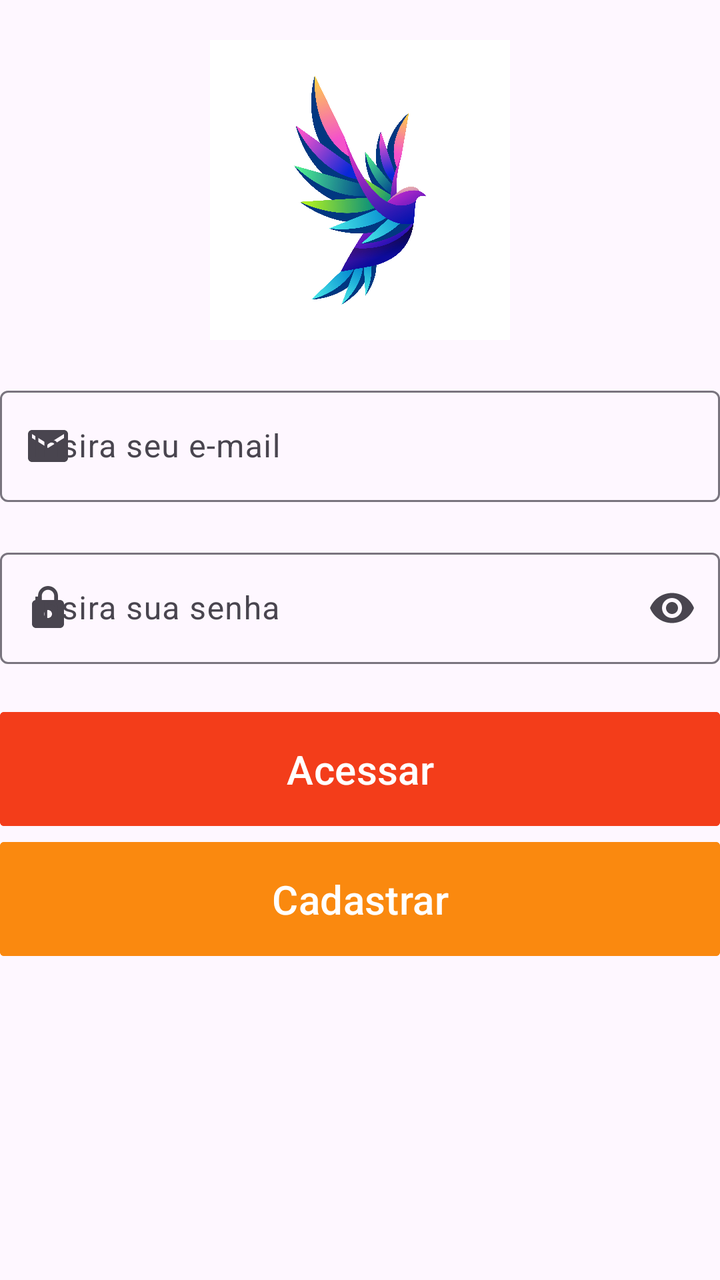
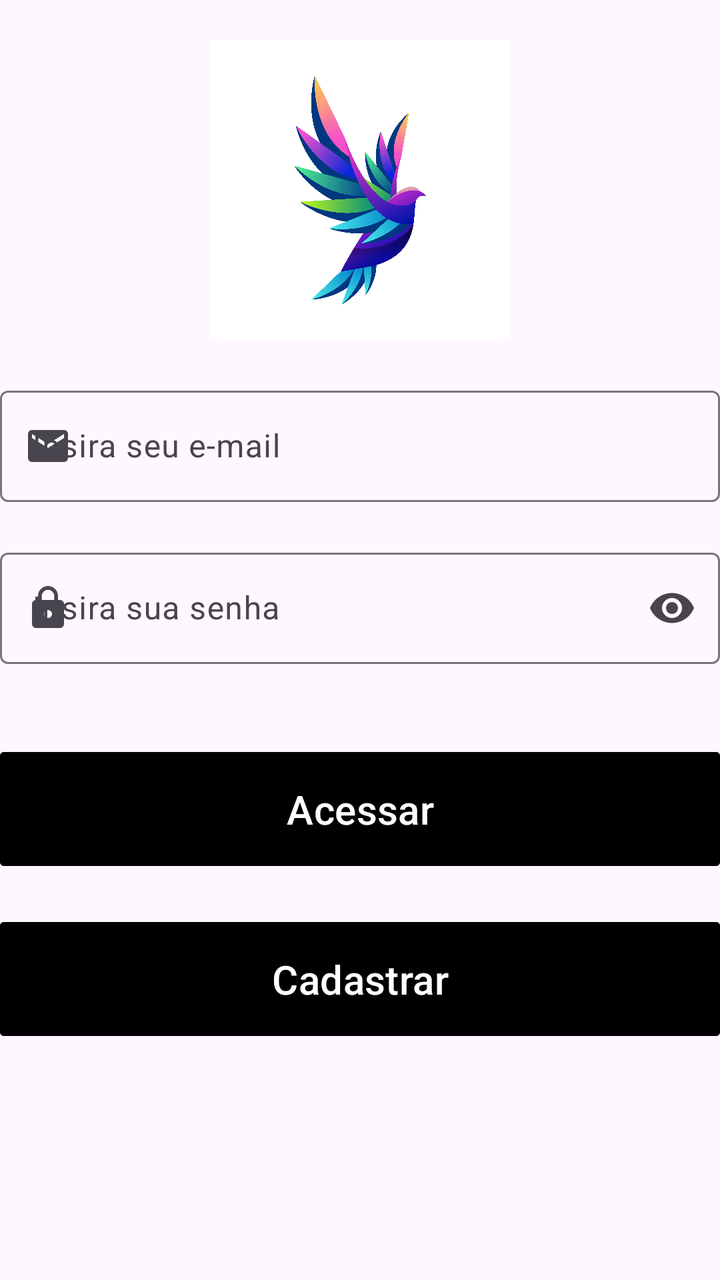

Compare the two renders of this Android layout. The source of the first and the diff that turns it into the second are given below.
<!-- AndroidManifest.xml: application theme Theme.MyApp -->
<!-- res/layout/activity_login.xml -->
<?xml version="1.0" encoding="utf-8"?>
<LinearLayout xmlns:android="http://schemas.android.com/apk/res/android"
    xmlns:app="http://schemas.android.com/apk/res-auto"
    xmlns:tools="http://schemas.android.com/tools"
    android:id="@+id/main"
    android:layout_width="match_parent"
    android:layout_height="match_parent"
    android:layout_margin="20dp"
    android:orientation="vertical"
    tools:context=".LoginActivity">

    <ImageView
        android:layout_width="150dp"
        android:layout_height="150dp"
        android:layout_gravity="center_horizontal"
        android:layout_margin="20dp"
        android:src="@drawable/logo" />

    <com.google.android.material.textfield.TextInputLayout
        android:id="@+id/txtEmail"
        android:layout_width="match_parent"
        android:layout_height="wrap_content"
        android:layout_marginBottom="20dp"
        android:hint="Insira seu e-mail"
        app:endIconMode="clear_text"
        app:startIconDrawable="@drawable/baseline_email">

        <com.google.android.material.textfield.TextInputEditText
            android:layout_width="match_parent"
            android:layout_height="wrap_content"
            android:inputType="textEmailAddress"
            android:maxLength="50" />
    </com.google.android.material.textfield.TextInputLayout>

    <com.google.android.material.textfield.TextInputLayout
        android:id="@+id/txtSenha"
        android:layout_width="match_parent"
        android:layout_height="wrap_content"
        android:layout_marginBottom="20dp"
        android:hint="Insira sua senha"
        app:endIconMode="password_toggle"
        app:startIconDrawable="@drawable/baseline_lock">

        <com.google.android.material.textfield.TextInputEditText
            android:layout_width="match_parent"
            android:layout_height="wrap_content"
            android:inputType="textPassword"
            android:maxLength="16" />
    </com.google.android.material.textfield.TextInputLayout>

    <com.google.android.material.button.MaterialButton
        android:id="@+id/btnAcessar"
        android:layout_width="match_parent"
        android:layout_height="wrap_content"
        android:backgroundTint="#F33D1A"
        android:padding="15sp"
        android:text="Acessar"
        android:textSize="20sp"
        app:cornerRadius="2dp" />

    <com.google.android.material.button.MaterialButton
        android:id="@+id/btnCadastrar"
        android:layout_width="match_parent"
        android:layout_height="wrap_content"
        android:backgroundTint="#FA890F"
        android:padding="15sp"
        android:text="Cadastrar"
        android:textSize="20sp"
        app:cornerRadius="2dp" />

</LinearLayout>
<!-- resources referenced by this layout -->
<resources>
  <!-- drawable baseline_email (drawable) -->
  <vector xmlns:android="http://schemas.android.com/apk/res/android" android:height="24dp" android:tint="#000000" android:viewportHeight="24" android:viewportWidth="24" android:width="24dp">
        
      <path android:fillColor="@android:color/white" android:pathData="M20,4L4,4c-1.1,0 -1.99,0.9 -1.99,2L2,18c0,1.1 0.9,2 2,2h16c1.1,0 2,-0.9 2,-2L22,6c0,-1.1 -0.9,-2 -2,-2zM20,8l-8,5 -8,-5L4,6l8,5 8,-5v2z"/>
      
  </vector>
  <!-- drawable baseline_lock (drawable) -->
  <vector xmlns:android="http://schemas.android.com/apk/res/android" android:height="24dp" android:tint="#000000" android:viewportHeight="24" android:viewportWidth="24" android:width="24dp">
        
      <path android:fillColor="@android:color/white" android:pathData="M18,8h-1L17,6c0,-2.76 -2.24,-5 -5,-5S7,3.24 7,6v2L6,8c-1.1,0 -2,0.9 -2,2v10c0,1.1 0.9,2 2,2h12c1.1,0 2,-0.9 2,-2L20,10c0,-1.1 -0.9,-2 -2,-2zM12,17c-1.1,0 -2,-0.9 -2,-2s0.9,-2 2,-2 2,0.9 2,2 -0.9,2 -2,2zM15.1,8L8.9,8L8.9,6c0,-1.71 1.39,-3.1 3.1,-3.1 1.71,0 3.1,1.39 3.1,3.1v2z"/>
      
  </vector>
  <!-- drawable logo: jpg bitmap (drawable, 907144 bytes) -->
  <style name="Theme.MyApp" parent="Base.Theme.MyApp" />
  <style name="Base.Theme.MyApp" parent="Theme.Material3.DayNight.NoActionBar">
          
          
      </style>
</resources>

<!-- the commit's change to res/layout/activity_login.xml (unified diff, before → after) -->
@@ -52,7 +52,8 @@
         android:id="@+id/btnAcessar"
         android:layout_width="match_parent"
         android:layout_height="wrap_content"
-        android:backgroundTint="#F33D1A"
+        android:backgroundTint="#"
+        android:layout_marginTop="20dp"
         android:padding="15sp"
         android:text="Acessar"
         android:textSize="20sp"
@@ -62,10 +63,15 @@
         android:id="@+id/btnCadastrar"
         android:layout_width="match_parent"
         android:layout_height="wrap_content"
-        android:backgroundTint="#FA890F"
+        android:backgroundTint="#"
+        android:layout_marginTop="20dp"
         android:padding="15sp"
         android:text="Cadastrar"
         android:textSize="20sp"
         app:cornerRadius="2dp" />
 
+
+
+
+
 </LinearLayout>
